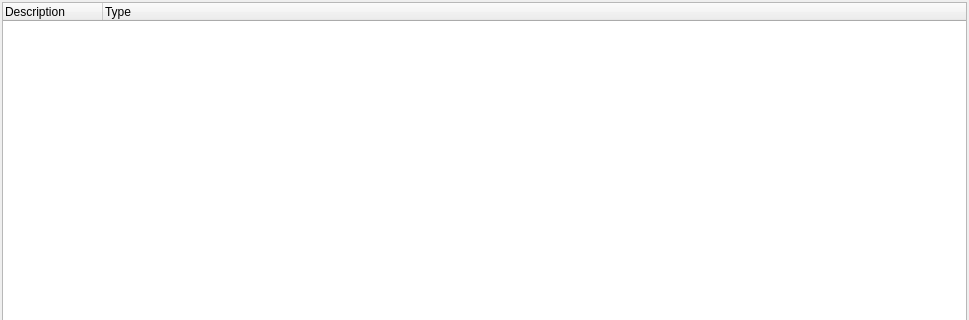
Above: Code/qtshanoirtreewidget.ui from Inria-Empenn/QtShanoir before the change; both pictures show x 0 to 969 and y 0 to 320 of the 969 by 726 pixel window. Below: the same form after it.
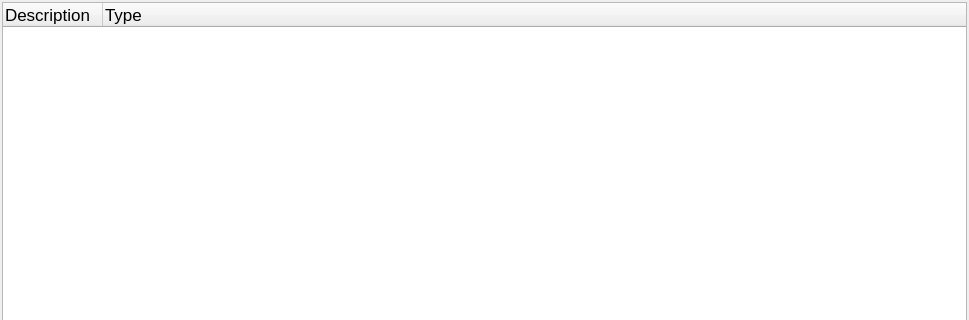
That is the form after the change. Icons and pictures are not drawn.

Commit message: Change font size for tree widget, was barely visible

Patch:
```diff
--- a/Code/qtshanoirtreewidget.ui
+++ b/Code/qtshanoirtreewidget.ui
@@ -24,7 +24,7 @@
      </property>
      <property name="font">
       <font>
-       <pointsize>9</pointsize>
+       <pointsize>13</pointsize>
       </font>
      </property>
      <property name="animated">
```
